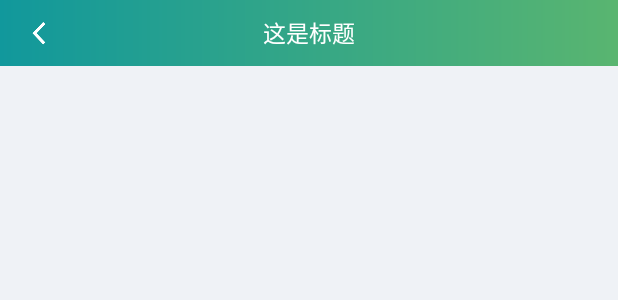
After one commit to kenynw/Hmils, an Android app: the layout include_toolbar.xml on its own in the app's theme, with its tools: preview values and no code run, on a phone screen of 412 x 824 dp. The commit adds this screen. Shown: the top 300 px of the screen. Run offline under Robolectric (Android 15) with nearby library versions, the phone set to English and light mode, and no system bars.

Commit message:
引入通用toolbar布局文件 引入首页tab布局和资源

```diff
--- a/app/src/main/res/layout/account_activity_login.xml
+++ b/app/src/main/res/layout/account_activity_login.xml
@@ -56,7 +56,7 @@
             <View
                 android:layout_width="match_parent"
                 android:layout_height="1dp"
-                android:background="@color/divLogin"
+                android:background="@color/divPrimary"
                 />
 
             <EditText
@@ -78,7 +78,7 @@
             <View
                 android:layout_width="match_parent"
                 android:layout_height="1dp"
-                android:background="@color/divLogin"
+                android:background="@color/divPrimary"
                 />
 
             <Button
--- /dev/null
+++ b/app/src/main/res/layout/include_toolbar.xml
@@ -0,0 +1,31 @@
+<?xml version="1.0" encoding="utf-8"?>
+<android.support.v7.widget.Toolbar
+    xmlns:android="http://schemas.android.com/apk/res/android"
+    xmlns:tools="http://schemas.android.com/tools"
+    android:id="@id/toolbar"
+    style="@style/TitleToolbar"
+    android:background="@drawable/bg_gradient_primary"
+    >
+
+    <ImageView
+        android:id="@id/toolbar_back"
+        android:layout_width="wrap_content"
+        android:layout_height="match_parent"
+        android:background="?attr/selectableItemBackground"
+        android:paddingLeft="@dimen/spacing_normal"
+        android:paddingRight="@dimen/spacing_normal"
+        android:scaleType="centerInside"
+        android:src="@mipmap/ic_back"
+        />
+
+    <TextView
+        android:id="@id/toolbar_title"
+        android:layout_width="wrap_content"
+        android:layout_height="wrap_content"
+        android:layout_gravity="center"
+        android:textColor="@color/white"
+        android:textSize="@dimen/text_size_body"
+        tools:text="这是标题"
+        />
+
+</android.support.v7.widget.Toolbar>
--- a/app/src/main/res/values/colors.xml
+++ b/app/src/main/res/values/colors.xml
@@ -12,7 +12,7 @@
     <color name="textSecondary">#727171</color>
     <color name="textTertiary">#C9CACA</color>
 
-    <color name="divLogin">#FFDCDDDD</color>
+    <color name="divPrimary">#FFDCDDDD</color>
 
     <color name="white">#FFFFFFFF</color>
 
--- a/app/src/main/res/values/styles.xml
+++ b/app/src/main/res/values/styles.xml
@@ -7,6 +7,7 @@
         <item name="colorPrimaryDark">@color/colorPrimaryDark</item>
         <item name="colorAccent">@color/colorAccent</item>
         <item name="android:windowBackground">@color/bgWindow</item>
+        <item name="actionBarSize">44dp</item>
         <item name="windowNoTitle">true</item>
         <item name="android:windowNoTitle">true</item>
         <item name="windowActionBar">false</item>
@@ -19,4 +20,13 @@
 
     <style name="AppTheme" parent="AppTheme.Base" />
 
+    <style name="TitleToolbar" parent="Base.TextAppearance.Widget.AppCompat.Toolbar.Subtitle">
+        <item name="android:layout_width">match_parent</item>
+        <item name="android:layout_height">?attr/actionBarSize</item>
+        <item name="com.cube.hmils:contentInsetLeft">0dp</item>
+        <item name="com.cube.hmils:contentInsetStart">0dp</item>
+        <item name="com.cube.hmils:contentInsetStartWithNavigation">0dp</item>
+        <item name="com.cube.hmils:popupTheme">@style/ThemeOverlay.AppCompat.Light</item>
+    </style>
+
 </resources>
```
Also changed, not shown: app/src/main/java/com/cube/hmils/module/main/MainActivity.java (+10 -13 lines), app/src/main/res/color/tertiary2primary.xml (added, +14 -0 lines), app/src/main/res/layout/activity_main.xml (deleted, +0 -22 lines), app/src/main/res/layout/item_tab_main.xml (added, +32 -0 lines), app/src/main/res/layout/main_activity_main.xml (added, +37 -0 lines), app/src/main/res/values/dimens.xml (+16 -0 lines), app/src/main/res/mipmap-xxhdpi/ic_back.png (added), app/src/main/res/mipmap-xxhdpi/tab_client_checked.png (added), app/src/main/res/mipmap-xxhdpi/tab_client_normal.png (added), app/src/main/res/mipmap-xxhdpi/tab_home_checked.png (added), app/src/main/res/mipmap-xxhdpi/tab_home_normal.png (added), app/src/main/res/mipmap-xxhdpi/tab_me_checked.png (added), app/src/main/res/mipmap-xxhdpi/tab_me_normal.png (added), app/src/main/res/mipmap-xxhdpi/tab_services_checked.png (added), 1 more files.
